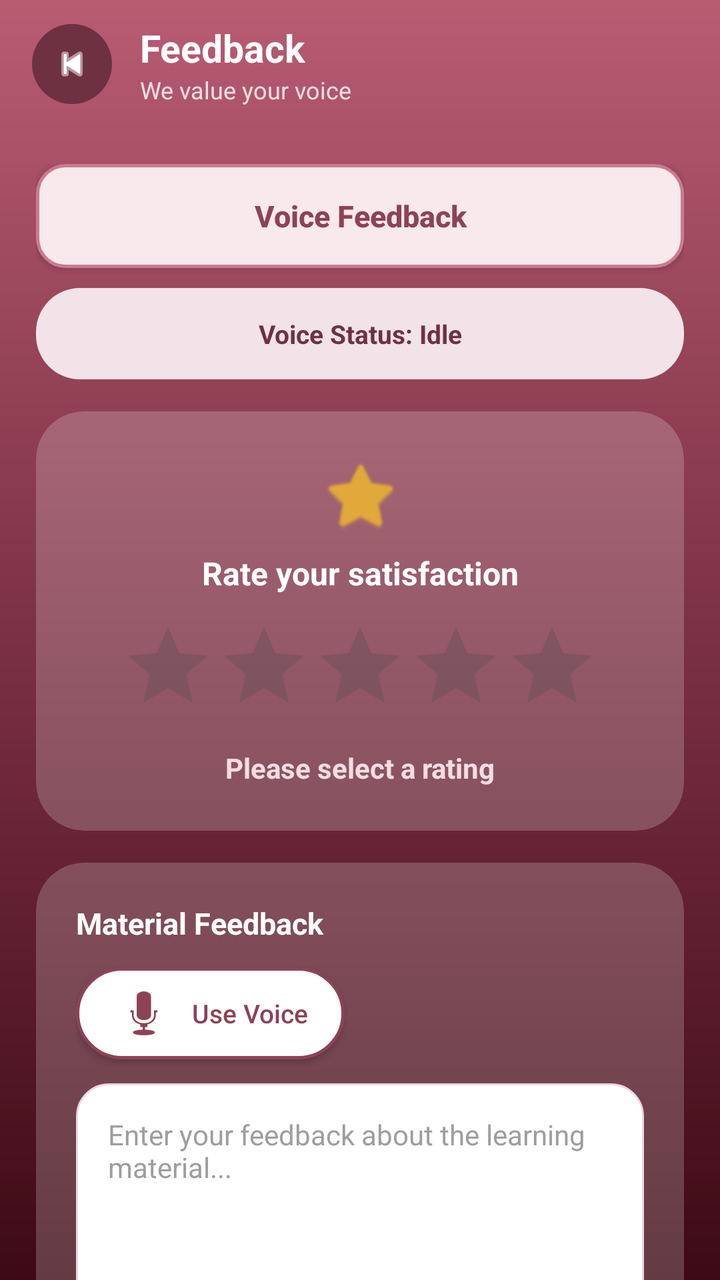
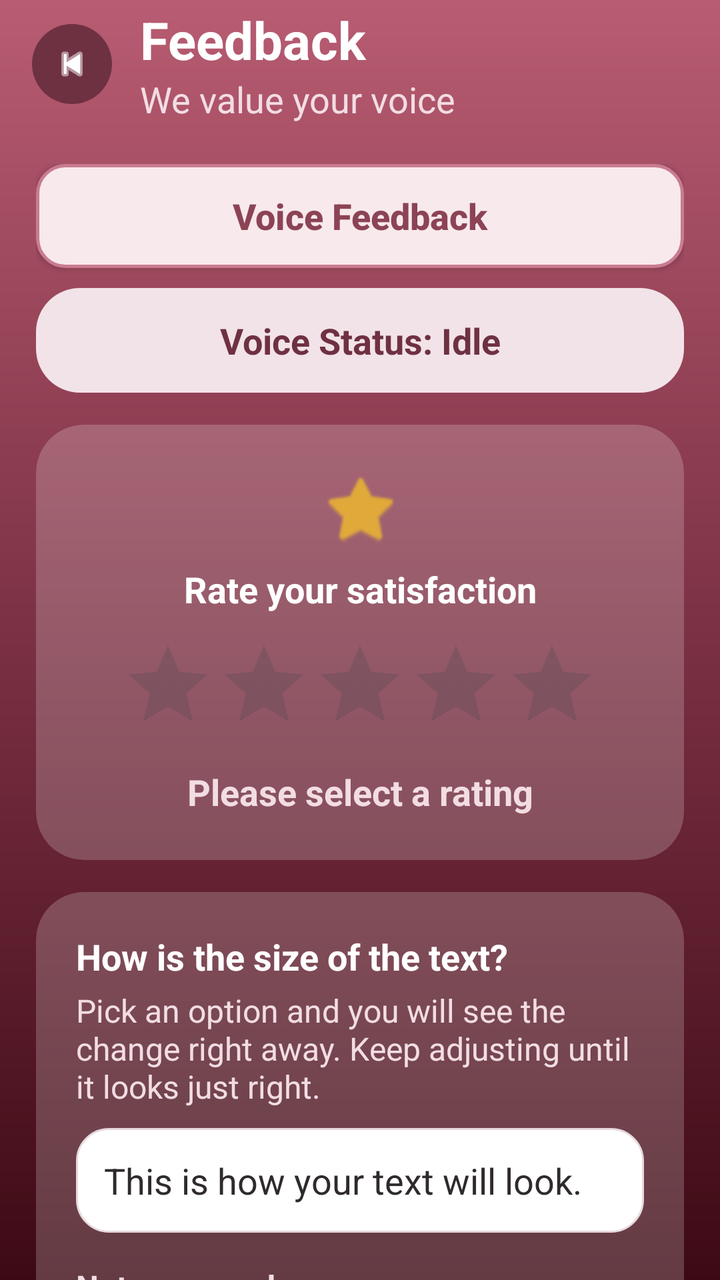

Compare the two renders of this Android layout. The source of the first and the diff that turns it into the second are given below.
<!-- AndroidManifest.xml: application theme Theme.VisualEyes -->
<!-- res/layout/activity_feedback.xml -->
<?xml version="1.0" encoding="utf-8"?>
<LinearLayout xmlns:android="http://schemas.android.com/apk/res/android"
    xmlns:app="http://schemas.android.com/apk/res-auto"
    android:layout_width="match_parent"
    android:layout_height="match_parent"
    android:orientation="vertical"
    android:fitsSystemWindows="true"
    android:background="@drawable/bg_viewer_gradient_bg">

    <LinearLayout
        android:layout_width="match_parent"
        android:layout_height="64dp"
        android:orientation="horizontal"
        android:gravity="center_vertical"
        android:paddingStart="16dp"
        android:paddingEnd="16dp"
        android:background="@android:color/transparent">

        <ImageView
            android:id="@+id/btnBack"
            android:layout_width="40dp"
            android:layout_height="40dp"
            android:padding="9dp"
            android:src="@android:drawable/ic_media_previous"
            android:background="@drawable/bg_icon_button_ripple"
            android:contentDescription="@string/back"
            app:tint="#FFFFFF" />

        <LinearLayout
            android:layout_width="wrap_content"
            android:layout_height="wrap_content"
            android:orientation="vertical"
            android:layout_marginStart="14dp">

            <TextView
                android:layout_width="wrap_content"
                android:layout_height="wrap_content"
                android:text="Feedback"
                android:textColor="#FFFFFF"
                android:textSize="19sp"
                android:textStyle="bold" />

            <TextView
                android:layout_width="wrap_content"
                android:layout_height="wrap_content"
                android:text="We value your voice"
                android:textColor="#F2DDE3"
                android:textSize="12sp" />
        </LinearLayout>
    </LinearLayout>

    <ScrollView
        android:id="@+id/feedbackScrollView"
        android:layout_width="match_parent"
        android:layout_height="match_parent"
        android:clipToPadding="false"
        android:scrollbars="none">

        <LinearLayout
            android:layout_width="match_parent"
            android:layout_height="wrap_content"
            android:orientation="vertical"
            android:padding="18dp">

            <android.widget.Button
                android:id="@+id/btnVoiceFeedback"
                android:layout_width="match_parent"
                android:layout_height="52dp"
                android:text="Voice Feedback"
                android:textAllCaps="false"
                android:textColor="@color/color_primary"
                android:textStyle="bold"
                android:textSize="15sp"
                android:background="@drawable/bg_btn_voice_soft"
                android:backgroundTint="@null"
                android:layout_marginBottom="10dp" />

            <TextView
                android:id="@+id/txtVoiceStatus"
                android:layout_width="match_parent"
                android:layout_height="wrap_content"
                android:text="Voice Status: Idle"
                android:background="@drawable/bg_voice_chip_soft"
                android:padding="14dp"
                android:textColor="@color/color_text_primary"
                android:textStyle="bold"
                android:textSize="13sp"
                android:gravity="center"
                android:layout_marginBottom="16dp" />

            
            <androidx.cardview.widget.CardView
                android:id="@+id/cardRating"
                android:layout_width="match_parent"
                android:layout_height="wrap_content"
                android:layout_marginBottom="16dp"
                app:cardBackgroundColor="#33FFFFFF"
                app:cardCornerRadius="24dp"
                app:cardElevation="0dp">

                <LinearLayout
                    android:layout_width="match_parent"
                    android:layout_height="wrap_content"
                    android:orientation="vertical"
                    android:gravity="center"
                    android:padding="22dp">

                    <ImageView
                        android:layout_width="40dp"
                        android:layout_height="40dp"
                        android:src="@android:drawable/btn_star_big_on"
                        app:tint="#E0A93A"
                        android:contentDescription="@null" />

                    <TextView
                        android:layout_width="match_parent"
                        android:layout_height="wrap_content"
                        android:layout_marginTop="8dp"
                        android:text="Rate your satisfaction"
                        android:textSize="16sp"
                        android:textStyle="bold"
                        android:textColor="#FFFFFF"
                        android:gravity="center" />

                    <RatingBar
                        android:id="@+id/ratingBarFeedback"
                        android:layout_width="wrap_content"
                        android:layout_height="wrap_content"
                        android:numStars="5"
                        android:stepSize="1"
                        android:layout_marginTop="12dp" />

                    <TextView
                        android:id="@+id/txtRatingLabel"
                        android:layout_width="match_parent"
                        android:layout_height="wrap_content"
                        android:text="Please select a rating"
                        android:textSize="14sp"
                        android:textStyle="bold"
                        android:textColor="#F2DDE3"
                        android:gravity="center"
                        android:layout_marginTop="8dp" />
                </LinearLayout>
            </androidx.cardview.widget.CardView>

            
            <androidx.cardview.widget.CardView
                android:id="@+id/cardMaterial"
                android:layout_width="match_parent"
                android:layout_height="wrap_content"
                android:layout_marginBottom="16dp"
                app:cardBackgroundColor="#33FFFFFF"
                app:cardCornerRadius="24dp"
                app:cardElevation="0dp">

                <LinearLayout
                    android:layout_width="match_parent"
                    android:layout_height="wrap_content"
                    android:orientation="vertical"
                    android:padding="20dp">

                    <TextView
                        android:layout_width="match_parent"
                        android:layout_height="wrap_content"
                        android:text="Material Feedback"
                        android:textSize="15sp"
                        android:textStyle="bold"
                        android:textColor="#FFFFFF" />

                    <android.widget.Button
                        android:id="@+id/btnVoiceMaterial"
                        android:layout_width="wrap_content"
                        android:layout_height="46dp"
                        android:layout_marginTop="12dp"
                        android:text="Use Voice"
                        android:textAllCaps="false"
                        android:textSize="13sp"
                        android:paddingStart="18dp"
                        android:paddingEnd="18dp"
                        android:minWidth="0dp"
                        android:drawableStart="@android:drawable/ic_btn_speak_now"
                        android:drawableTint="@color/color_primary"
                        android:drawablePadding="8dp"
                        android:background="@drawable/bg_pill_outline_ripple"
                        android:backgroundTint="@null"
                        android:textColor="@color/color_primary" />

                    <EditText
                        android:id="@+id/txtMaterialFeedback"
                        android:layout_width="match_parent"
                        android:layout_height="140dp"
                        android:layout_marginTop="12dp"
                        android:background="@drawable/bg_input_field"
                        android:gravity="top"
                        android:padding="16dp"
                        android:hint="Enter your feedback about the learning material..."
                        android:textColor="@color/color_text_body"
                        android:textColorHint="#9E9E9E"
                        android:textSize="14sp" />
                </LinearLayout>
            </androidx.cardview.widget.CardView>

            
            <androidx.cardview.widget.CardView
                android:id="@+id/cardInstructor"
                android:layout_width="match_parent"
                android:layout_height="wrap_content"
                android:layout_marginBottom="20dp"
                app:cardBackgroundColor="#33FFFFFF"
                app:cardCornerRadius="24dp"
                app:cardElevation="0dp">

                <LinearLayout
                    android:layout_width="match_parent"
                    android:layout_height="wrap_content"
                    android:orientation="vertical"
                    android:padding="20dp">

                    <TextView
                        android:layout_width="match_parent"
                        android:layout_height="wrap_content"
                        android:text="Instructor Feedback"
                        android:textSize="15sp"
                        android:textStyle="bold"
                        android:textColor="#FFFFFF" />

                    <android.widget.Button
                        android:id="@+id/btnVoiceInstructor"
                        android:layout_width="wrap_content"
                        android:layout_height="46dp"
                        android:layout_marginTop="12dp"
                        android:text="Use Voice"
                        android:textAllCaps="false"
                        android:textSize="13sp"
                        android:paddingStart="18dp"
                        android:paddingEnd="18dp"
                        android:minWidth="0dp"
                        android:drawableStart="@android:drawable/ic_btn_speak_now"
                        android:drawableTint="@color/color_primary"
                        android:drawablePadding="8dp"
                        android:background="@drawable/bg_pill_outline_ripple"
                        android:backgroundTint="@null"
                        android:textColor="@color/color_primary" />

                    <EditText
                        android:id="@+id/txtInstructorFeedback"
                        android:layout_width="match_parent"
                        android:layout_height="140dp"
                        android:layout_marginTop="12dp"
                        android:background="@drawable/bg_input_field"
                        android:gravity="top"
                        android:padding="16dp"
                        android:hint="Enter your feedback for the instructor..."
                        android:textColor="@color/color_text_body"
                        android:textColorHint="#9E9E9E"
                        android:textSize="14sp" />
                </LinearLayout>
            </androidx.cardview.widget.CardView>

            <android.widget.Button
                android:id="@+id/btnSubmitFeedback"
                android:layout_width="match_parent"
                android:layout_height="56dp"
                android:layout_marginBottom="24dp"
                android:text="Submit Feedback"
                android:textAllCaps="false"
                android:textSize="16sp"
                android:textStyle="bold"
                android:gravity="center"
                android:background="@drawable/ripple_primary_button"
                android:backgroundTint="@null"
                android:textColor="#FFFFFF"
                android:elevation="4dp" />

        </LinearLayout>
    </ScrollView>

</LinearLayout>
<!-- resources referenced by this layout -->
<resources>
  <color name="color_primary">#8C4356</color>
  <color name="color_text_body">#2F2A2C</color>
  <color name="color_text_primary">#6E3142</color>
  <!-- drawable bg_btn_voice_soft (drawable) -->
  <?xml version="1.0" encoding="utf-8"?>
  <ripple xmlns:android="http://schemas.android.com/apk/res/android"
      android:color="#338C4356">
      <item>
          <shape android:shape="rectangle">
              <solid android:color="#F7E9EC" />
              <corners android:radius="14dp" />
              <stroke
                  android:width="1.5dp"
                  android:color="#C97B90" />
          </shape>
      </item>
  </ripple>
  <!-- drawable bg_icon_button_ripple (drawable) -->
  <?xml version="1.0" encoding="utf-8"?>
  <ripple xmlns:android="http://schemas.android.com/apk/res/android"
      android:color="#55FFFFFF">
      <item>
          <shape android:shape="oval">
              <solid android:color="#6E3142" />
          </shape>
      </item>
  </ripple>
  <!-- drawable bg_input_field (drawable) -->
  <?xml version="1.0" encoding="utf-8"?>
  <selector xmlns:android="http://schemas.android.com/apk/res/android">
      <item android:state_focused="true">
          <shape android:shape="rectangle">
              <solid android:color="#FFFFFF" />
              <corners android:radius="16dp" />
              <stroke
                  android:width="2dp"
                  android:color="#8C4356" />
          </shape>
      </item>
      <item>
          <shape android:shape="rectangle">
              <solid android:color="#FFFFFF" />
              <corners android:radius="16dp" />
              <stroke
                  android:width="1dp"
                  android:color="#E7D9DE" />
          </shape>
      </item>
  </selector>
  <!-- drawable bg_pill_outline_ripple (drawable) -->
  <?xml version="1.0" encoding="utf-8"?>
  <ripple xmlns:android="http://schemas.android.com/apk/res/android"
      android:color="#338C4356">
      <item>
          <shape android:shape="rectangle">
              <corners android:radius="26dp" />
              <solid android:color="#FFFFFF" />
              <stroke
                  android:width="1.5dp"
                  android:color="#8C4356" />
          </shape>
      </item>
  </ripple>
  <!-- drawable bg_viewer_gradient_bg (drawable) -->
  <?xml version="1.0" encoding="utf-8"?>
  <shape xmlns:android="http://schemas.android.com/apk/res/android" android:shape="rectangle">
      <gradient
          android:angle="90"
          android:startColor="#3D0A14"
          android:centerColor="#7B3043"
          android:endColor="#B85C72" />
  </shape>
  <!-- drawable bg_voice_chip_soft (drawable) -->
  <shape xmlns:android="http://schemas.android.com/apk/res/android">
      <solid android:color="#F2E3E8" />
      <corners android:radius="22dp" />
  </shape>
  <!-- drawable ripple_primary_button (drawable) -->
  <?xml version="1.0" encoding="utf-8"?>
  <ripple xmlns:android="http://schemas.android.com/apk/res/android"
      android:color="#40FFFFFF">
      <item>
          <shape android:shape="rectangle">
              <corners android:radius="28dp" />
              <gradient
                  android:angle="90"
                  android:startColor="#8C4356"
                  android:endColor="#6E3142" />
          </shape>
      </item>
  </ripple>
  <string name="back">Back</string>
  <style name="Theme.VisualEyes" parent="Base.Theme.VisualEyes" />
  <style name="Base.Theme.VisualEyes" parent="Theme.Material3.DayNight.NoActionBar">
          
          
          
          <item name="android:windowActivityTransitions">true</item>
          
          <item name="android:windowBackground">@color/color_background</item>
      </style>
  <color name="color_background">#FAF7F8</color>
</resources>

<!-- the commit's change to res/layout/activity_feedback.xml (unified diff, before → after) -->
@@ -37,7 +37,7 @@
                 android:layout_height="wrap_content"
                 android:text="Feedback"
                 android:textColor="#FFFFFF"
-                android:textSize="19sp"
+                android:textSize="26sp"
                 android:textStyle="bold" />
 
             <TextView
@@ -45,7 +45,7 @@
                 android:layout_height="wrap_content"
                 android:text="We value your voice"
                 android:textColor="#F2DDE3"
-                android:textSize="12sp" />
+                android:textSize="18sp" />
         </LinearLayout>
     </LinearLayout>
 
@@ -70,7 +70,7 @@
                 android:textAllCaps="false"
                 android:textColor="@color/color_primary"
                 android:textStyle="bold"
-                android:textSize="15sp"
+                android:textSize="18sp"
                 android:background="@drawable/bg_btn_voice_soft"
                 android:backgroundTint="@null"
                 android:layout_marginBottom="10dp" />
@@ -84,7 +84,7 @@
                 android:padding="14dp"
                 android:textColor="@color/color_text_primary"
                 android:textStyle="bold"
-                android:textSize="13sp"
+                android:textSize="18sp"
                 android:gravity="center"
                 android:layout_marginBottom="16dp" />
 
@@ -117,7 +117,7 @@
                         android:layout_height="wrap_content"
                         android:layout_marginTop="8dp"
                         android:text="Rate your satisfaction"
-                        android:textSize="16sp"
+                        android:textSize="18sp"
                         android:textStyle="bold"
                         android:textColor="#FFFFFF"
                         android:gravity="center" />
@@ -135,7 +135,7 @@
                         android:layout_width="match_parent"
                         android:layout_height="wrap_content"
                         android:text="Please select a rating"
-                        android:textSize="14sp"
+                        android:textSize="18sp"
                         android:textStyle="bold"
                         android:textColor="#F2DDE3"
                         android:gravity="center"
@@ -145,7 +145,7 @@
 
             
             <androidx.cardview.widget.CardView
-                android:id="@+id/cardMaterial"
+                android:id="@+id/cardTextSize"
                 android:layout_width="match_parent"
                 android:layout_height="wrap_content"
                 android:layout_marginBottom="16dp"
@@ -162,19 +162,90 @@
                     <TextView
                         android:layout_width="match_parent"
                         android:layout_height="wrap_content"
-                        android:text="Material Feedback"
-                        android:textSize="15sp"
+                        android:text="How is the size of the text?"
+                        android:textSize="18sp"
                         android:textStyle="bold"
                         android:textColor="#FFFFFF" />
 
+                    <TextView
+                        android:layout_width="match_parent"
+                        android:layout_height="wrap_content"
+                        android:layout_marginTop="4dp"
+                        android:text="Pick an option and you will see the change right away. Keep adjusting until it looks just right."
+                        android:textSize="16sp"
+                        android:textColor="#F2DDE3" />
+
+                    
+                    <TextView
+                        android:id="@+id/txtTextSizeSample"
+                        android:layout_width="match_parent"
+                        android:layout_height="wrap_content"
+                        android:layout_marginTop="10dp"
+                        android:background="@drawable/bg_input_field"
+                        android:padding="14dp"
+                        android:text="This is how your text will look."
+                        android:textColor="@color/color_text_body"
+                        android:textSize="18sp" />
+
+                    <LinearLayout
+                        android:id="@+id/optionsTextSize"
+                        android:layout_width="match_parent"
+                        android:layout_height="wrap_content"
+                        android:layout_marginTop="8dp"
+                        android:orientation="vertical" />
+
+                    <TextView
+                        android:id="@+id/txtTextSizePreview"
+                        android:layout_width="match_parent"
+                        android:layout_height="wrap_content"
+                        android:layout_marginTop="8dp"
+                        android:text="Not answered"
+                        android:textSize="16sp"
+                        android:textStyle="bold"
+                        android:textColor="#F2DDE3" />
+                </LinearLayout>
+            </androidx.cardview.widget.CardView>
+
+            
+            <androidx.cardview.widget.CardView
+                android:id="@+id/cardSpeed"
+                android:layout_width="match_parent"
+                android:layout_height="wrap_content"
+                android:layout_marginBottom="16dp"
+                app:cardBackgroundColor="#33FFFFFF"
+                app:cardCornerRadius="24dp"
+                app:cardElevation="0dp">
+
+                <LinearLayout
+                    android:layout_width="match_parent"
+                    android:layout_height="wrap_content"
+                    android:orientation="vertical"
+                    android:padding="20dp">
+
+                    <TextView
+                        android:layout_width="match_parent"
+                        android:layout_height="wrap_content"
+                        android:text="How is the reading speed of the voice?"
+                        android:textSize="18sp"
+                        android:textStyle="bold"
+                        android:textColor="#FFFFFF" />
+
+                    <TextView
+                        android:layout_width="match_parent"
+                        android:layout_height="wrap_content"
+                        android:layout_marginTop="4dp"
+                        android:text="Pick an option and you will hear the change right away. Keep adjusting until it sounds just right."
+                        android:textSize="16sp"
+                        android:textColor="#F2DDE3" />
+
                     <android.widget.Button
-                        android:id="@+id/btnVoiceMaterial"
+                        android:id="@+id/btnPlaySpeedSample"
                         android:layout_width="wrap_content"
                         android:layout_height="46dp"
-                        android:layout_marginTop="12dp"
-                        android:text="Use Voice"
+                        android:layout_marginTop="10dp"
+                        android:text="Play sample"
                         android:textAllCaps="false"
-                        android:textSize="13sp"
+                        android:textSize="16sp"
                         android:paddingStart="18dp"
                         android:paddingEnd="18dp"
                         android:minWidth="0dp"
@@ -185,27 +256,31 @@
                         android:backgroundTint="@null"
                         android:textColor="@color/color_primary" />
 
-                    <EditText
-                        android:id="@+id/txtMaterialFeedback"
-                        android:layout_width="match_parent"
-                        android:layout_height="140dp"
-                        android:layout_marginTop="12dp"
-                        android:background="@drawable/bg_input_field"
-                        android:gravity="top"
-                        android:padding="16dp"
-                        android:hint="Enter your feedback about the learning material..."
-                        android:textColor="@color/color_text_body"
-                        android:textColorHint="#9E9E9E"
-                        android:textSize="14sp" />
+                    <LinearLayout
+                        android:id="@+id/optionsSpeed"
+                        android:layout_width="match_parent"
+                        android:layout_height="wrap_content"
+                        android:layout_marginTop="8dp"
+                        android:orientation="vertical" />
+
+                    <TextView
+                        android:id="@+id/txtSpeedPreview"
+                        android:layout_width="match_parent"
+                        android:layout_height="wrap_content"
+                        android:layout_marginTop="8dp"
+                        android:text="Not answered"
+                        android:textSize="16sp"
+                        android:textStyle="bold"
+                        android:textColor="#F2DDE3" />
                 </LinearLayout>
             </androidx.cardview.widget.CardView>
 
             
             <androidx.cardview.widget.CardView
-                android:id="@+id/cardInstructor"
-                android:layout_width="match_parent"
-                android:layout_height="wrap_content"
-                android:layout_marginBottom="20dp"
+                android:id="@+id/cardMaterial"
+                android:layout_width="match_parent"
+                android:layout_height="wrap_content"
+                android:layout_marginBottom="16dp"
                 app:cardBackgroundColor="#33FFFFFF"
                 app:cardCornerRadius="24dp"
                 app:cardElevation="0dp">
@@ -219,19 +294,19 @@
                     <TextView
                         android:layout_width="match_parent"
                         android:layout_height="wrap_content"
-                        android:text="Instructor Feedback"
-                        android:textSize="15sp"
+                        android:text="Material Feedback"
+                        android:textSize="18sp"
                         android:textStyle="bold"
                         android:textColor="#FFFFFF" />
 
                     <android.widget.Button
-                        android:id="@+id/btnVoiceInstructor"
+                        android:id="@+id/btnVoiceMaterial"
                         android:layout_width="wrap_content"
                         android:layout_height="46dp"
                         android:layout_marginTop="12dp"
                         android:text="Use Voice"
                         android:textAllCaps="false"
-                        android:textSize="13sp"
+                        android:textSize="16sp"
                         android:paddingStart="18dp"
                         android:paddingEnd="18dp"
                         android:minWidth="0dp"
@@ -243,6 +318,63 @@
                         android:textColor="@color/color_primary" />
 
                     <EditText
+                        android:id="@+id/txtMaterialFeedback"
+                        android:layout_width="match_parent"
+                        android:layout_height="140dp"
+                        android:layout_marginTop="12dp"
+                        android:background="@drawable/bg_input_field"
+                        android:gravity="top"
+                        android:padding="16dp"
+                        android:hint="Enter your feedback about the learning material..."
+                        android:textColor="@color/color_text_body"
+                        android:textColorHint="#9E9E9E"
+                        android:textSize="18sp" />
+                </LinearLayout>
+            </androidx.cardview.widget.CardView>
+
+            
+            <androidx.cardview.widget.CardView
+                android:id="@+id/cardInstructor"
+                android:layout_width="match_parent"
+                android:layout_height="wrap_content"
+                android:layout_marginBottom="20dp"
+                app:cardBackgroundColor="#33FFFFFF"
+                app:cardCornerRadius="24dp"
+                app:cardElevation="0dp">
+
+                <LinearLayout
+                    android:layout_width="match_parent"
+                    android:layout_height="wrap_content"
+                    android:orientation="vertical"
+                    android:padding="20dp">
+
+                    <TextView
+                        android:layout_width="match_parent"
+                        android:layout_height="wrap_content"
+                        android:text="Instructor Feedback"
+                        android:textSize="18sp"
+                        android:textStyle="bold"
+                        android:textColor="#FFFFFF" />
+
+                    <android.widget.Button
+                        android:id="@+id/btnVoiceInstructor"
+                        android:layout_width="wrap_content"
+                        android:layout_height="46dp"
+                        android:layout_marginTop="12dp"
+                        android:text="Use Voice"
+                        android:textAllCaps="false"
+                        android:textSize="16sp"
+                        android:paddingStart="18dp"
+                        android:paddingEnd="18dp"
+                        android:minWidth="0dp"
+                        android:drawableStart="@android:drawable/ic_btn_speak_now"
+                        android:drawableTint="@color/color_primary"
+                        android:drawablePadding="8dp"
+                        android:background="@drawable/bg_pill_outline_ripple"
+                        android:backgroundTint="@null"
+                        android:textColor="@color/color_primary" />
+
+                    <EditText
                         android:id="@+id/txtInstructorFeedback"
                         android:layout_width="match_parent"
                         android:layout_height="140dp"
@@ -253,7 +385,7 @@
                         android:hint="Enter your feedback for the instructor..."
                         android:textColor="@color/color_text_body"
                         android:textColorHint="#9E9E9E"
-                        android:textSize="14sp" />
+                        android:textSize="18sp" />
                 </LinearLayout>
             </androidx.cardview.widget.CardView>
 
@@ -264,7 +396,7 @@
                 android:layout_marginBottom="24dp"
                 android:text="Submit Feedback"
                 android:textAllCaps="false"
-                android:textSize="16sp"
+                android:textSize="18sp"
                 android:textStyle="bold"
                 android:gravity="center"
                 android:background="@drawable/ripple_primary_button"
